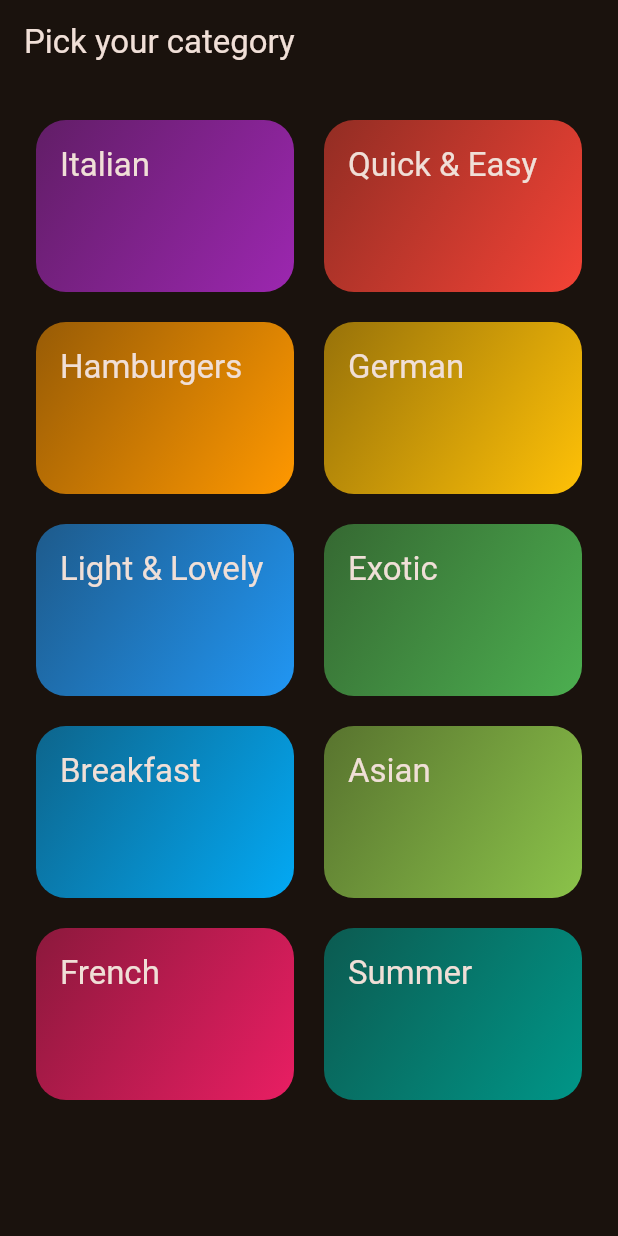
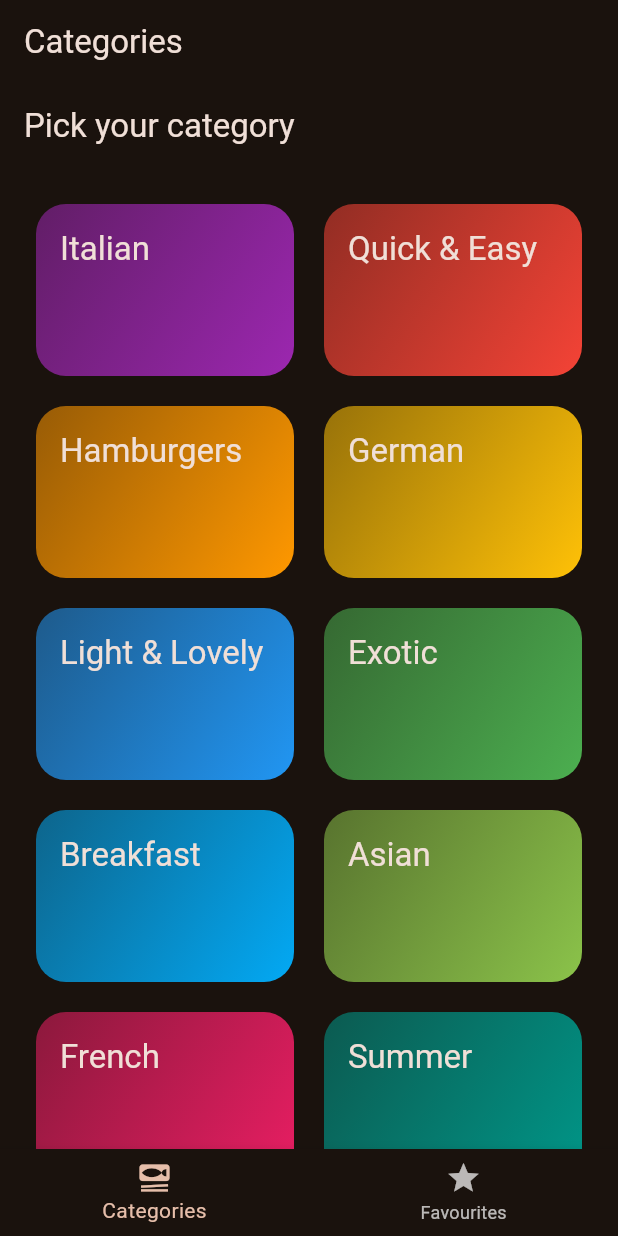
Before and after one commit to AndreiChristian/Flutter, a Flutter app: the screen it shows after launch, on a phone screen of 412 x 824 dp. Run offline on Flutter 3.47's test engine with Material 2 defaults, Android fonts, the phone set to English and light mode, and no system bars; our stand-ins replace transparent_image.

Commit message:
added tabs based navigation

```diff
--- a/todo_app/lib/main.dart
+++ b/todo_app/lib/main.dart
@@ -1,5 +1,6 @@
 import 'package:flutter/material.dart';
 import 'package:todo_app/screens/categories.dart';
+import 'package:todo_app/screens/tabs.dart';
 
 final theme = ThemeData(
   useMaterial3: true,
@@ -20,7 +21,7 @@ class App extends StatelessWidget {
   Widget build(BuildContext context) {
     return MaterialApp(
       theme: theme,
-      home: const CategoriesScreen(),
+      home: const TabsScreen(),
     );
   }
 }
--- /dev/null
+++ b/todo_app/lib/screens/tabs.dart
@@ -0,0 +1,51 @@
+import 'package:flutter/material.dart';
+import 'package:todo_app/screens/categories.dart';
+import 'package:todo_app/screens/meals.dart';
+
+class TabsScreen extends StatefulWidget {
+  const TabsScreen({super.key});
+
+  @override
+  State<TabsScreen> createState() {
+    return _TabsStateScreen();
+  }
+}
+
+class _TabsStateScreen extends State<TabsScreen> {
+  int _selectedIndex = 0;
+
+  void _selectPage(int index) {
+    setState(() {
+      _selectedIndex = index;
+    });
+  }
+
+  @override
+  Widget build(BuildContext context) {
+    Widget _activeScreen = const CategoriesScreen();
+    var activePageTitle = "Categories";
+
+    if (_selectedIndex == 1) {
+      _activeScreen = const MealsScreen(meals: [], title: "Favourites");
+      activePageTitle = "Favourites";
+    }
+
+    return Scaffold(
+      appBar: AppBar(
+        title: Text(activePageTitle),
+      ),
+      body: _activeScreen,
+      bottomNavigationBar: BottomNavigationBar(
+        currentIndex: _selectedIndex,
+        onTap: (index) {
+          _selectPage(index);
+        },
+        items: const [
+          BottomNavigationBarItem(
+              icon: Icon(Icons.set_meal), label: "Categories"),
+          BottomNavigationBarItem(icon: Icon(Icons.star), label: "Favourites"),
+        ],
+      ),
+    );
+  }
+}
```
